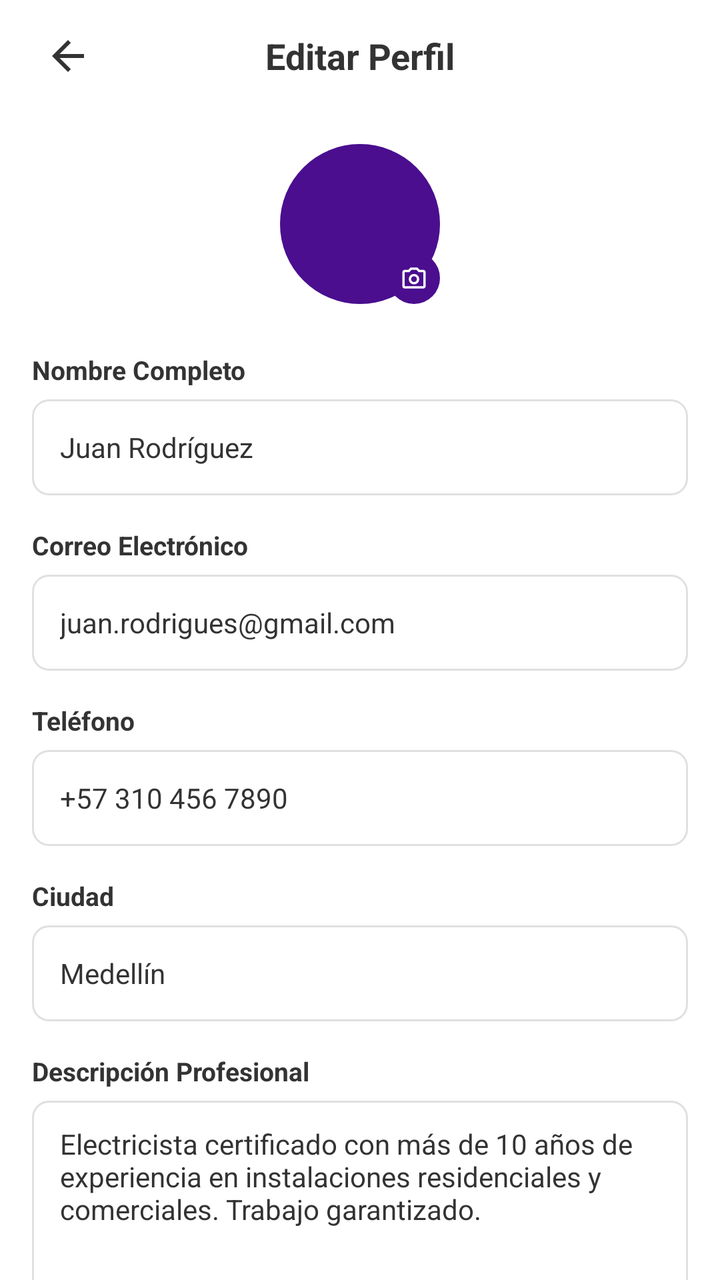
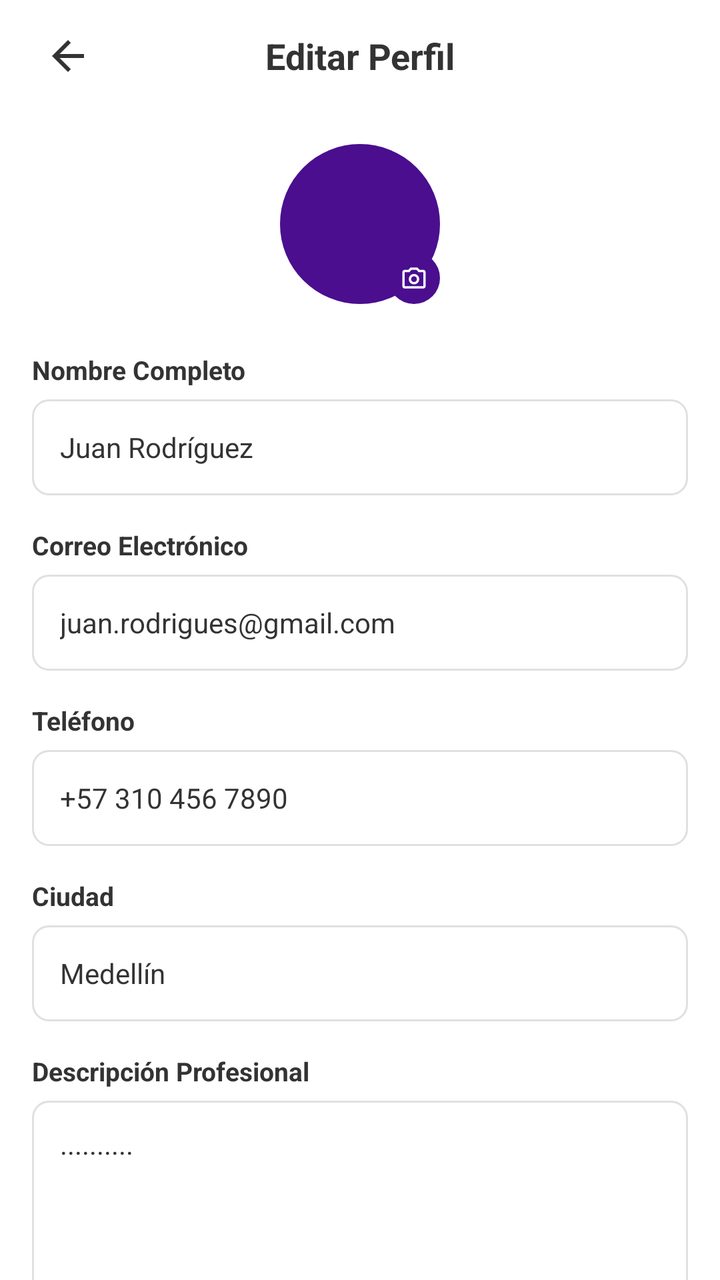

An Android layout rendered at two revisions. The XML below is the earlier revision; the diff shows what the commit changed to produce the second picture.
<!-- AndroidManifest.xml: application theme Theme.KSTOREAPP -->
<!-- res/layout/activity_editar_perfil_profesional1.xml -->
<?xml version="1.0" encoding="utf-8"?>
<LinearLayout xmlns:android="http://schemas.android.com/apk/res/android"
    xmlns:app="http://schemas.android.com/apk/res-auto"
    android:layout_width="match_parent"
    android:layout_height="match_parent"
    android:orientation="vertical"
    android:background="@color/white">

    
    <LinearLayout
        android:layout_width="match_parent"
        android:layout_height="56dp"
        android:orientation="horizontal"
        android:gravity="center_vertical"
        android:paddingHorizontal="16dp"
        android:background="@color/white">

        <ImageView
            android:id="@+id/btnVolver"
            android:layout_width="36dp"
            android:layout_height="36dp"
            android:src="@drawable/arrow_back"
            android:padding="6dp"
            app:tint="@color/Texto1"/>

        <TextView
            android:layout_width="0dp"
            android:layout_height="wrap_content"
            android:layout_weight="1"
            android:text="@string/editar_perfil"
            android:textSize="18sp"
            android:textStyle="bold"
            android:textColor="@color/Texto1"
            android:gravity="center"/>

        <View
            android:layout_width="36dp"
            android:layout_height="36dp"/>

    </LinearLayout>

    <ScrollView
        android:layout_width="match_parent"
        android:layout_height="match_parent"
        android:scrollbars="none"
        android:fillViewport="true"
        android:paddingHorizontal="16dp"
        android:paddingTop="16dp"
        android:paddingBottom="24dp"
        android:clipToPadding="false">

        <LinearLayout
            android:layout_width="match_parent"
            android:layout_height="wrap_content"
            android:orientation="vertical">

            
            <FrameLayout
                android:layout_width="wrap_content"
                android:layout_height="wrap_content"
                android:layout_gravity="center_horizontal"
                android:layout_marginBottom="24dp"
                android:clickable="true"
                android:focusable="true"
                android:id="@+id/btnCamara">

                <ImageView
                    android:id="@+id/ivAvatar"
                    android:layout_width="80dp"
                    android:layout_height="80dp"
                    android:scaleType="centerCrop"
                    android:background="@drawable/bg_avatar_purple"/>

                <TextView
                    android:id="@+id/tvIniciales"
                    android:layout_width="80dp"
                    android:layout_height="80dp"
                    android:textColor="@color/white"
                    android:textSize="26sp"
                    android:textStyle="bold"
                    android:gravity="center"
                    android:clickable="false"
                    android:focusable="false"
                    android:background="@android:color/transparent"/>

                <LinearLayout
                    android:layout_width="26dp"
                    android:layout_height="26dp"
                    android:gravity="center"
                    android:background="@drawable/bg_avatar_purple"
                    android:layout_gravity="bottom|end"
                    android:clickable="false"
                    android:focusable="false">

                    <ImageView
                        android:layout_width="14dp"
                        android:layout_height="14dp"
                        android:src="@drawable/camera"
                        app:tint="@color/white"/>

                </LinearLayout>

            </FrameLayout>


            
            <TextView
                android:layout_width="wrap_content"
                android:layout_height="wrap_content"
                android:text="@string/nombre_completo"
                android:textSize="13sp"
                android:textStyle="bold"
                android:textColor="@color/Texto1"
                android:layout_marginBottom="6dp"/>

            <EditText
                android:id="@+id/etNombre"
                android:layout_width="match_parent"
                android:layout_height="48dp"
                android:text="@string/juan_rodr_guez"
                android:textSize="14sp"
                android:textColor="@color/Texto1"
                android:paddingHorizontal="14dp"
                android:background="@drawable/bg_input_outline"
                android:inputType="textPersonName"
                android:layout_marginBottom="16dp"/>

            
            <TextView
                android:layout_width="wrap_content"
                android:layout_height="wrap_content"
                android:text="@string/correo_electr_nico"
                android:textSize="13sp"
                android:textStyle="bold"
                android:textColor="@color/Texto1"
                android:layout_marginBottom="6dp"/>

            <EditText
                android:id="@+id/etCorreo"
                android:layout_width="match_parent"
                android:layout_height="48dp"
                android:text="@string/juan_rodrigues_gmail_com"
                android:textSize="14sp"
                android:textColor="@color/Texto1"
                android:paddingHorizontal="14dp"
                android:background="@drawable/bg_input_outline"
                android:inputType="textEmailAddress"
                android:layout_marginBottom="16dp"/>

            
            <TextView
                android:layout_width="wrap_content"
                android:layout_height="wrap_content"
                android:text="@string/tel_fono"
                android:textSize="13sp"
                android:textStyle="bold"
                android:textColor="@color/Texto1"
                android:layout_marginBottom="6dp"/>

            <EditText
                android:id="@+id/etTelefono"
                android:layout_width="match_parent"
                android:layout_height="48dp"
                android:text="@string/_57_310_456_7890"
                android:textSize="14sp"
                android:textColor="@color/Texto1"
                android:paddingHorizontal="14dp"
                android:background="@drawable/bg_input_outline"
                android:inputType="phone"
                android:layout_marginBottom="16dp"/>

            
            <TextView
                android:layout_width="wrap_content"
                android:layout_height="wrap_content"
                android:text="@string/ciudad"
                android:textSize="13sp"
                android:textStyle="bold"
                android:textColor="@color/Texto1"
                android:layout_marginBottom="6dp"/>

            <EditText
                android:id="@+id/etCiudad"
                android:layout_width="match_parent"
                android:layout_height="48dp"
                android:text="@string/ejemplo_ciudad"
                android:textSize="14sp"
                android:textColor="@color/Texto1"
                android:paddingHorizontal="14dp"
                android:background="@drawable/bg_input_outline"
                android:inputType="text"
                android:layout_marginBottom="16dp"/>

            
            <TextView
                android:layout_width="wrap_content"
                android:layout_height="wrap_content"
                android:text="@string/descripci_n_profesional"
                android:textSize="13sp"
                android:textStyle="bold"
                android:textColor="@color/Texto1"
                android:layout_marginBottom="6dp"/>

            <EditText
                android:id="@+id/etDescripcion"
                android:layout_width="match_parent"
                android:layout_height="100dp"
                android:text="@string/electricista_certificado_con_m_s_de_10_a_os_de_experiencia_en_instalaciones_residenciales_y_comerciales_trabajo_garantizado"
                android:textSize="14sp"
                android:textColor="@color/Texto1"
                android:paddingHorizontal="14dp"
                android:paddingVertical="12dp"
                android:background="@drawable/bg_input_outline"
                android:inputType="textMultiLine"
                android:gravity="top"
                android:layout_marginBottom="16dp"/>

            
            <TextView
                android:layout_width="wrap_content"
                android:layout_height="wrap_content"
                android:text="@string/precio_por_hora_usd"
                android:textSize="13sp"
                android:textStyle="bold"
                android:textColor="@color/Texto1"
                android:layout_marginBottom="6dp"/>

            <EditText
                android:id="@+id/etPrecio"
                android:layout_width="match_parent"
                android:layout_height="48dp"
                android:text="@string/_50"
                android:textSize="14sp"
                android:textColor="@color/Texto1"
                android:paddingHorizontal="14dp"
                android:background="@drawable/bg_input_outline"
                android:inputType="numberDecimal"
                android:layout_marginBottom="16dp"/>

            
            <TextView
                android:layout_width="wrap_content"
                android:layout_height="wrap_content"
                android:text="@string/disponibilidad"
                android:textSize="13sp"
                android:textStyle="bold"
                android:textColor="@color/Texto1"
                android:layout_marginBottom="10dp"/>

            <LinearLayout
                android:layout_width="match_parent"
                android:layout_height="wrap_content"
                android:orientation="horizontal"
                android:weightSum="7"
                android:layout_marginBottom="32dp">

                
                <TextView
                    android:id="@+id/diaLun"
                    android:layout_width="0dp"
                    android:layout_height="36dp"
                    android:layout_weight="1"
                    android:text="@string/lunes"
                    android:textSize="11sp"
                    android:textColor="@color/morado_tarjetas"
                    android:gravity="center"
                    android:layout_marginEnd="4dp"
                    android:background="@drawable/bg_chip_unselected"/>

                
                <TextView
                    android:id="@+id/diaMar"
                    android:layout_width="0dp"
                    android:layout_height="36dp"
                    android:layout_weight="1"
                    android:text="@string/martes"
                    android:textSize="11sp"
                    android:textColor="@color/morado_tarjetas"
                    android:gravity="center"
                    android:layout_marginEnd="4dp"
                    android:background="@drawable/bg_chip_unselected"/>

                
                <TextView
                    android:id="@+id/diaMie"
                    android:layout_width="0dp"
                    android:layout_height="36dp"
                    android:layout_weight="1"
                    android:text="@string/miercoles"
                    android:textSize="11sp"
                    android:textColor="@color/morado_tarjetas"
                    android:gravity="center"
                    android:layout_marginEnd="4dp"
                    android:background="@drawable/bg_chip_unselected"/>

                
                <TextView
                    android:id="@+id/diaJue"
                    android:layout_width="0dp"
                    android:layout_height="36dp"
                    android:layout_weight="1"
                    android:text="@string/jueves"
                    android:textSize="11sp"
                    android:textColor="@color/morado_tarjetas"
                    android:gravity="center"
                    android:layout_marginEnd="4dp"
                    android:background="@drawable/bg_chip_unselected"/>

                
                <TextView
                    android:id="@+id/diaVie"
                    android:layout_width="0dp"
                    android:layout_height="36dp"
                    android:layout_weight="1"
                    android:text="@string/viernes"
                    android:textSize="11sp"
                    android:textColor="@color/morado_tarjetas"
                    android:gravity="center"
                    android:layout_marginEnd="4dp"
                    android:background="@drawable/bg_chip_unselected"/>

                
                <TextView
                    android:id="@+id/diaSab"
                    android:layout_width="0dp"
                    android:layout_height="36dp"
                    android:layout_weight="1"
                    android:text="@string/s_bado"
                    android:textSize="11sp"
                    android:textColor="@color/morado_tarjetas"
                    android:gravity="center"
                    android:layout_marginEnd="4dp"
                    android:background="@drawable/bg_chip_unselected"/>

                
                <TextView
                    android:id="@+id/diaDom"
                    android:layout_width="0dp"
                    android:layout_height="36dp"
                    android:layout_weight="1"
                    android:text="@string/domingo"
                    android:textSize="11sp"
                    android:textColor="@color/morado_tarjetas"
                    android:gravity="center"
                    android:background="@drawable/bg_chip_unselected"/>

            </LinearLayout>

            
            <Button
                android:id="@+id/btnGuardar"
                android:layout_width="match_parent"
                android:layout_height="52dp"
                android:text="@string/guardar_cambios"
                android:textSize="15sp"
                android:textColor="@color/white"
                android:backgroundTint="@color/primary"
                android:insetTop="0dp"
                android:insetBottom="0dp"
                android:layout_marginBottom="16dp"
                style="@style/Widget.MaterialComponents.Button"/>

        </LinearLayout>
    </ScrollView>

</LinearLayout>
<!-- resources referenced by this layout -->
<resources>
  <color name="Texto1">#333333</color>
  <color name="morado_tarjetas">#4A0E8F</color>
  <color name="primary">#7C3AED</color>
  <color name="white">#FFFFFF</color>
  <!-- drawable arrow_back (drawable) -->
  <vector xmlns:android="http://schemas.android.com/apk/res/android" android:autoMirrored="true" android:height="24dp" android:tint="#47479F" android:viewportHeight="24" android:viewportWidth="24" android:width="24dp">
        
      <path android:fillColor="@android:color/white" android:pathData="M20,11H7.83l5.59,-5.59L12,4l-8,8 8,8 1.41,-1.41L7.83,13H20v-2z"/>
      
  </vector>
  <!-- drawable bg_avatar_purple (drawable) -->
  <?xml version="1.0" encoding="utf-8"?>
  <shape xmlns:android="http://schemas.android.com/apk/res/android"
      android:shape="oval">
      <solid android:color="#4A0E8F"/>
  </shape>
  <!-- drawable bg_chip_unselected (drawable) -->
  <?xml version="1.0" encoding="utf-8"?>
  <shape xmlns:android="http://schemas.android.com/apk/res/android"
      android:shape="rectangle">
      <solid android:color="#FFFFFF"/>
      <stroke
          android:width="1dp"
          android:color="#4A0E8F"/>
      <corners android:radius="20dp"/>
  </shape>
  <!-- drawable bg_input_outline (drawable) -->
  <?xml version="1.0" encoding="utf-8"?>
  <shape xmlns:android="http://schemas.android.com/apk/res/android"
      android:shape="rectangle">
      <solid android:color="@color/white"/>
      <stroke
          android:width="1dp"
          android:color="#E0E0E0"/>
      <corners android:radius="8dp"/>
  </shape>
  <string name="_50">50</string>
  <string name="_57_310_456_7890">+57 310 456 7890</string>
  <string name="ciudad">Ciudad</string>
  <string name="correo_electr_nico">Correo Electrónico</string>
  <string name="descripci_n_profesional">Descripción Profesional</string>
  <string name="disponibilidad">Disponibilidad</string>
  <string name="domingo">Dom</string>
  <string name="editar_perfil">Editar Perfil</string>
  <string name="ejemplo_ciudad">Medellín</string>
  <string name="electricista_certificado_con_m_s_de_10_a_os_de_experiencia_en_instalaciones_residenciales_y_comerciales_trabajo_garantizado">Electricista certificado con más de 10 años de experiencia en instalaciones residenciales y comerciales. Trabajo garantizado.</string>
  <string name="guardar_cambios">Guardar Cambios</string>
  <string name="juan_rodr_guez">Juan Rodríguez</string>
  <string name="juan_rodrigues_gmail_com">juan.rodrigues@gmail.com</string>
  <string name="jueves">Jue</string>
  <string name="lunes">Lun</string>
  <string name="martes">Mar</string>
  <string name="miercoles">Mié</string>
  <string name="nombre_completo">Nombre Completo</string>
  <string name="precio_por_hora_usd">Precio por hora (USD)</string>
  <string name="s_bado">Sáb</string>
  <string name="tel_fono">Teléfono</string>
  <string name="viernes">Vie</string>
  <style name="Theme.KSTOREAPP" parent="Base.Theme.KSTOREAPP">
          <item name="android:windowTranslucentStatus">false</item>
          <item name="android:statusBarColor">@android:color/transparent</item>
          <item name="android:navigationBarColor">@android:color/transparent</item>
          <item name="android:windowLightStatusBar">true</item>
          <item name="android:fitsSystemWindows">true</item>
      </style>
  <style name="Base.Theme.KSTOREAPP" parent="Theme.MaterialComponents.Light.NoActionBar">
          <item name="colorPrimary">#6200EE</item>
          <item name="colorPrimaryVariant">#3700B3</item>
          <item name="colorOnPrimary">@android:color/white</item>
      </style>
  <!-- unchanged entries left out for length: 1 -->
</resources>

<!-- the commit's change to res/layout/activity_editar_perfil_profesional1.xml (unified diff, before → after) -->
@@ -205,7 +205,7 @@
                 android:id="@+id/etDescripcion"
                 android:layout_width="match_parent"
                 android:layout_height="100dp"
-                android:text="@string/electricista_certificado_con_m_s_de_10_a_os_de_experiencia_en_instalaciones_residenciales_y_comerciales_trabajo_garantizado"
+                android:text="@string/descripcion"
                 android:textSize="14sp"
                 android:textColor="@color/Texto1"
                 android:paddingHorizontal="14dp"
<!-- resource entries referenced after the edit -->
@@ -41,11 +41,11 @@
   <string name="ciudad">Ciudad</string>
   <string name="correo_electr_nico">Correo Electrónico</string>
   <string name="descripci_n_profesional">Descripción Profesional</string>
+  <string name="descripcion">..........</string>
   <string name="disponibilidad">Disponibilidad</string>
   <string name="domingo">Dom</string>
   <string name="editar_perfil">Editar Perfil</string>
   <string name="ejemplo_ciudad">Medellín</string>
-  <string name="electricista_certificado_con_m_s_de_10_a_os_de_experiencia_en_instalaciones_residenciales_y_comerciales_trabajo_garantizado">Electricista certificado con más de 10 años de experiencia en instalaciones residenciales y comerciales. Trabajo garantizado.</string>
   <string name="guardar_cambios">Guardar Cambios</string>
   <string name="juan_rodr_guez">Juan Rodríguez</string>
   <string name="juan_rodrigues_gmail_com">juan.rodrigues@gmail.com</string>
